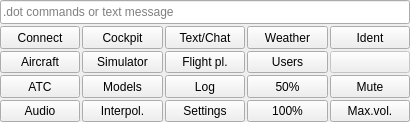
Old version of the form src/blackgui/components/mainkeypadareacomponent.ui in the repository swift-project/pilotclient.
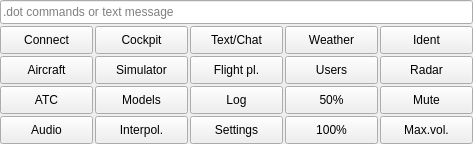
New version of the form. Custom widgets are drawn as their Qt base class.

What changed in the file:
```diff
--- a/src/blackgui/components/mainkeypadareacomponent.ui
+++ b/src/blackgui/components/mainkeypadareacomponent.ui
@@ -6,8 +6,8 @@
    <rect>
     <x>0</x>
     <y>0</y>
-    <width>410</width>
-    <height>122</height>
+    <width>473</width>
+    <height>144</height>
    </rect>
   </property>
   <property name="windowTitle">
@@ -366,7 +366,7 @@
       <item row="3" column="4">
        <widget class="QPushButton" name="pb_Empty">
         <property name="enabled">
-         <bool>false</bool>
+         <bool>true</bool>
         </property>
         <property name="sizePolicy">
          <sizepolicy hsizetype="Preferred" vsizetype="Preferred">
@@ -375,7 +375,10 @@
          </sizepolicy>
         </property>
         <property name="text">
-         <string/>
+         <string>Radar</string>
+        </property>
+        <property name="checkable">
+         <bool>true</bool>
         </property>
        </widget>
       </item>
```
Left out of the diff: 4 changed lines with no effect on the pictures.
